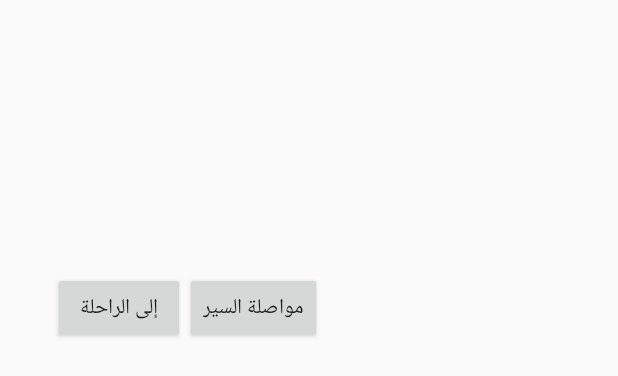
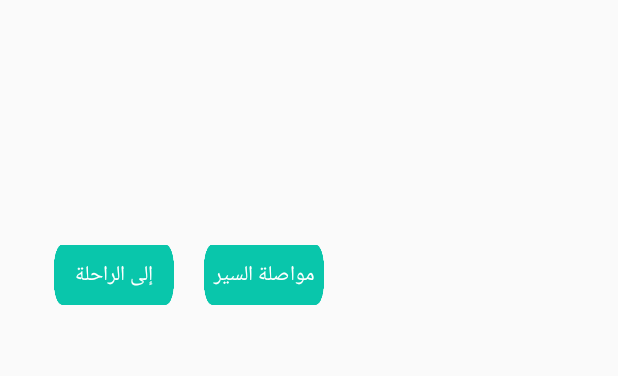
Before and after one commit to SarahAlhabeeb/Qafelah, an Android app: the layout after_eachlevel_dialog.xml on its own in the app's theme, with its tools: preview values and no code run, on a phone screen of 412 x 824 dp. Shown: the top 376 px of the screen. Run offline under Robolectric (Android 15) with nearby library versions, the phone set to English and light mode, and no system bars.

Commit message:
Game design.

```diff
--- a/app/src/main/java/com/example/sara/qafelah/MainPageActivity.java
+++ b/app/src/main/java/com/example/sara/qafelah/MainPageActivity.java
@@ -74,7 +74,7 @@ public class MainPageActivity extends AppCompatActivity {
             public void onClick(View v) {
 
                 if(level == 2 || level > 2){
-                    startActivity(new Intent(MainPageActivity.this , Level1.class));
+                    startActivity(new Intent(MainPageActivity.this , Level2.class));
                 }
                 else {
                     warningMessage();
@@ -89,7 +89,7 @@ public class MainPageActivity extends AppCompatActivity {
             public void onClick(View v) {
 
                 if(level == 3 || level > 3){
-                    startActivity(new Intent(MainPageActivity.this , Level1.class));
+                    startActivity(new Intent(MainPageActivity.this , Level3.class));
                 }
                 else {
                     warningMessage();
--- a/app/src/main/res/layout/after_eachlevel_dialog.xml
+++ b/app/src/main/res/layout/after_eachlevel_dialog.xml
@@ -8,7 +8,9 @@
         android:layout_alignParentTop="true"
         android:layout_centerHorizontal="true"
         android:layout_marginTop="27dp"
-        android:id="@+id/DWordsView" />
+        android:id="@+id/DWordsView"
+        android:textColor="@color/colorPrimaryDark"
+        android:textSize="24sp"/>
 
     <TextView
         android:layout_width="wrap_content"
@@ -16,27 +18,34 @@
         android:layout_marginTop="29dp"
         android:id="@+id/DScoreView"
         android:layout_below="@+id/DWordsView"
-        android:layout_centerHorizontal="true" />
+        android:layout_centerHorizontal="true"
+        android:textColor="@color/colorPrimaryDark"
+        android:textSize="24sp"/>
 
     <Button
         android:text="مواصلة السير"
-        android:layout_width="wrap_content"
-        android:layout_height="wrap_content"
-        android:layout_marginTop="86dp"
+        android:layout_width="80dp"
+        android:layout_height="40dp"
+        android:layout_marginTop="41dp"
         android:id="@+id/goToNextBtn"
+        android:background="@mipmap/signbtn"
+        android:textColor="@android:color/white"
+        android:layout_marginLeft="20dp"
+        android:layout_marginStart="20dp"
         android:layout_below="@+id/DScoreView"
         android:layout_toRightOf="@+id/goToMainBtn"
         android:layout_toEndOf="@+id/goToMainBtn" />
 
     <Button
         android:text="إلى الراحلة"
-        android:layout_width="wrap_content"
-        android:layout_height="wrap_content"
+        android:layout_width="80dp"
+        android:layout_height="40dp"
         android:id="@+id/goToMainBtn"
-        android:layout_marginLeft="35dp"
-        android:layout_marginStart="35dp"
-        android:layout_alignBaseline="@+id/goToNextBtn"
-        android:layout_alignBottom="@+id/goToNextBtn"
+        android:layout_marginLeft="36dp"
+        android:layout_marginStart="36dp"
+        android:background="@mipmap/signbtn"
+        android:textColor="@android:color/white"
         android:layout_alignParentLeft="true"
-        android:layout_alignParentStart="true" />
+        android:layout_alignParentStart="true"
+        android:layout_alignTop="@+id/goToNextBtn" />
 </RelativeLayout>
--- a/app/src/main/res/layout/warning_dialog_layout.xml
+++ b/app/src/main/res/layout/warning_dialog_layout.xml
@@ -11,7 +11,8 @@
         android:layout_marginRight="45dp"
         android:layout_marginEnd="45dp"
         android:layout_marginTop="54dp"
-        android:id="@+id/msg" />
+        android:id="@+id/msg"
+        />
 
     <Button
         android:layout_width="90dp"
```
Also changed, not shown: app/src/main/AndroidManifest.xml (+6 -2 lines), app/src/main/java/com/example/sara/qafelah/DBClass.java (+87 -1 lines), app/src/main/java/com/example/sara/qafelah/Level3.java (renamed from app/src/main/java/com/example/sara/qafelah/Level1.java, +12 -12 lines), app/src/main/java/com/example/sara/qafelah/Level4.java (added, +12 -0 lines), app/src/main/res/layout/game_layout.xml (+36 -41 lines).
